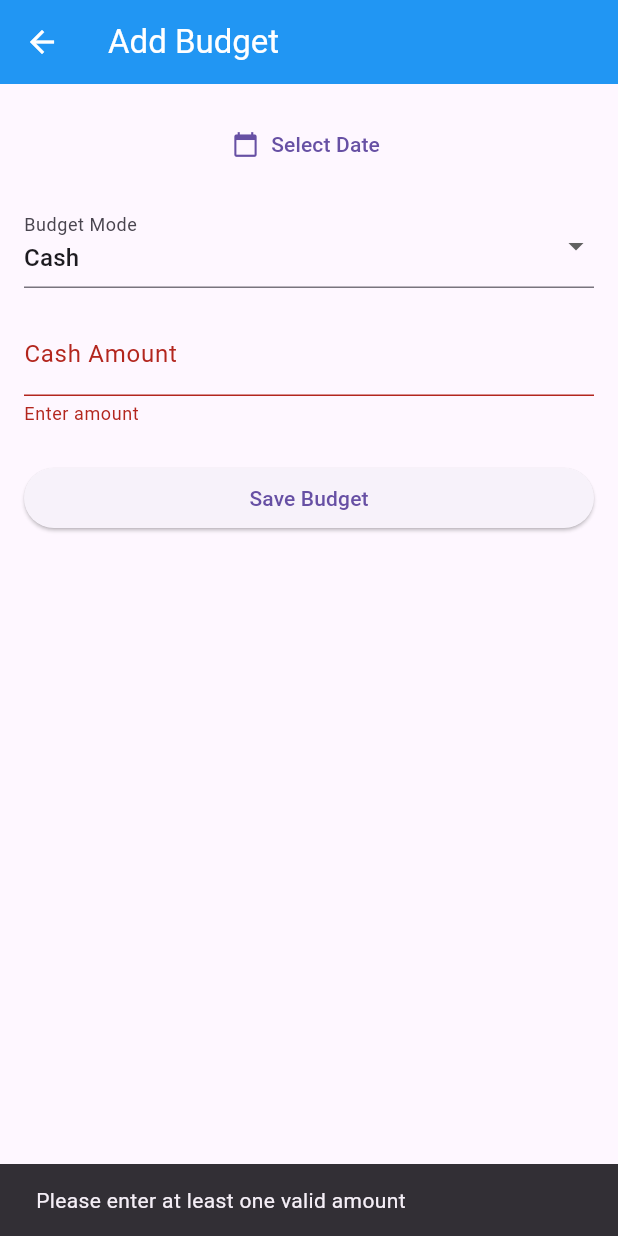
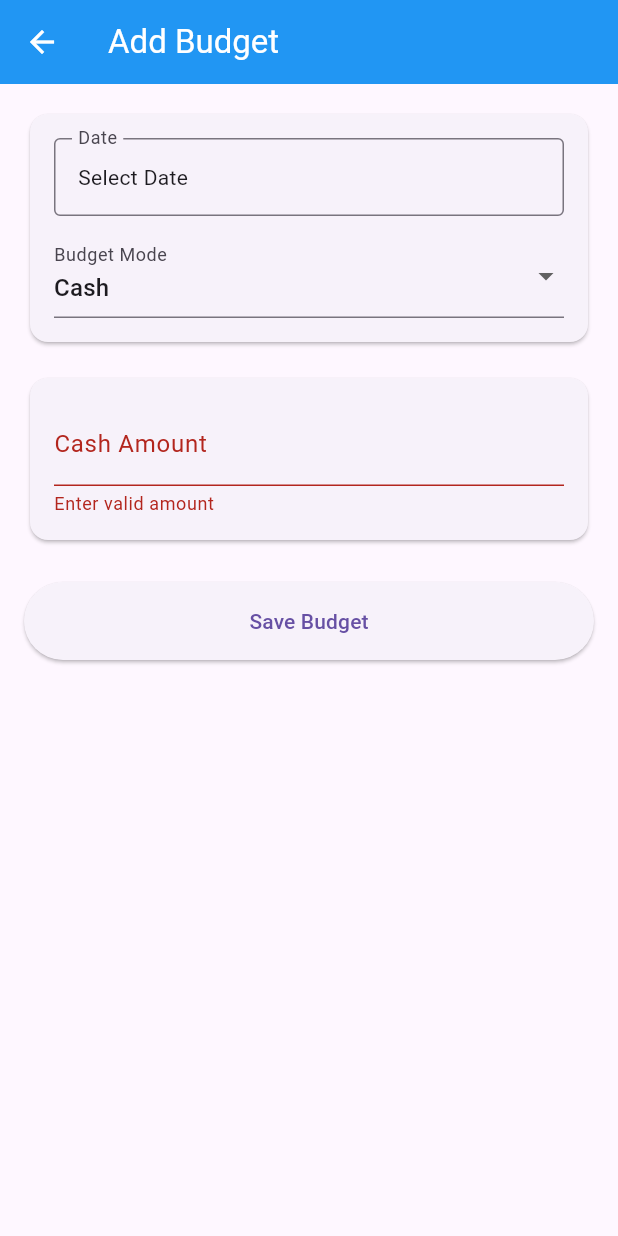
Before and after one commit to kadamharshit/Wallet_Watch, a Flutter app: the AddBudget screen opened by its route, after a tap on "Save Budget", on a phone screen of 412 x 824 dp. Run offline on Flutter 3.47's test engine with Material 3 defaults, Android fonts, the phone set to English and light mode, and no system bars; our stand-ins replace fl_chart, shared_preferences, sqflite, supabase_flutter; accounts and stored records are empty.

Commit message:
UI Enhancement

```diff
--- a/lib/features/budget/add_budget.dart
+++ b/lib/features/budget/add_budget.dart
@@ -2,7 +2,6 @@ import 'dart:io';
 import 'package:uuid/uuid.dart';
 import 'package:flutter/material.dart';
 import 'package:intl/intl.dart';
-import 'package:sqflite/sqflite.dart';
 import 'package:supabase_flutter/supabase_flutter.dart';
 import 'package:walletwatch/services/expense_database.dart';
 
@@ -16,8 +15,10 @@ class AddBudget extends StatefulWidget {
 class _AddBudgetState extends State<AddBudget> {
   final _formKey = GlobalKey<FormState>();
   final _cashAmountController = TextEditingController();
+
   String? _selectedDate;
-  String? _mode = 'Cash';
+  String _mode = 'Cash';
+
   final List<Map<String, dynamic>> _bankInputs = [];
 
   @override
@@ -37,6 +38,29 @@ class _AddBudgetState extends State<AddBudget> {
     });
   }
 
+  void _removeBankField(int index) {
+    if (_bankInputs.length == 1) return;
+    setState(() {
+      _bankInputs.removeAt(index);
+    });
+  }
+
+  double get _onlineTotal {
+    double sum = 0.0;
+    for (var bank in _bankInputs) {
+      sum += double.tryParse(bank['amount'].text) ?? 0.0;
+    }
+    return sum;
+  }
+
+  bool _hasDuplicateBanks() {
+    final names = _bankInputs
+        .map((b) => b['bank'].text.trim().toLowerCase())
+        .where((name) => name.isNotEmpty)
+        .toList();
+    return names.length != names.toSet().length;
+  }
+
   Future<void> _pickDate() async {
     final picked = await showDatePicker(
       context: context,
@@ -54,7 +78,6 @@ class _AddBudgetState extends State<AddBudget> {
   Future<void> _saveBudget() async {
     final supabase = Supabase.instance.client;
     final user = supabase.auth.currentUser;
-    final newUuid = const Uuid().v4();
 
     if (user == null) {
       ScaffoldMessenger.of(
@@ -63,84 +86,89 @@ class _AddBudgetState extends State<AddBudget> {
       return;
     }
 
+    if (_mode == 'Online' && _hasDuplicateBanks()) {
+      ScaffoldMessenger.of(context).showSnackBar(
+        const SnackBar(content: Text("Duplicate bank names are not allowed")),
+      );
+      return;
+    }
+
     final date =
         _selectedDate ?? DateFormat('yyyy-MM-dd').format(DateTime.now());
+
     bool entrySaved = false;
 
     try {
       if (_mode == 'Cash') {
-        if (_formKey.currentState!.validate()) {
+        if (!_formKey.currentState!.validate()) return;
+
         final amount = double.tryParse(_cashAmountController.text) ?? 0.0;
-          if (amount > 0) {
-            final newUuid = const Uuid().v4();
-            final localData = {
-              'uuid': newUuid,
+        if (amount <= 0) return;
+
+        final uuid = const Uuid().v4();
+
+        final localId = await DatabaseHelper.instance.insertBudget({
+          'uuid': uuid,
           'date': date,
           'mode': 'Cash',
           'total': amount,
           'bank': '',
           'synced': 0,
           'supabase_id': null,
-            };
-            final localld = await DatabaseHelper.instance.insertBudget(
-              localData,
-            );
+        });
 
         if (await _hasInternetConnection()) {
           final response = await supabase
               .from('budgets')
               .insert({
-                    'uuid': newUuid,
+                'uuid': uuid,
                 'user_id': user.id,
                 'date': date,
                 'mode': 'Cash',
                 'total': amount,
-                    'category': null,
               })
               .select('id')
               .single();
-              final supabaseId = response['id'] as int;
-              await DatabaseHelper.instance.updateBudget(localld, {
-                'supabase_id': supabaseId,
+
+          await DatabaseHelper.instance.updateBudget(localId, {
+            'supabase_id': response['id'],
             'synced': 1,
           });
         }
 
         entrySaved = true;
+      } else {
+        bool valid = true;
+        for (var b in _bankInputs) {
+          final key = b['amountKey'] as GlobalKey<FormFieldState>;
+          if (!(key.currentState?.validate() ?? false)) {
+            valid = false;
           }
         }
-      } else {
-        bool allValid = true;
-        for (var bankInput in _bankInputs) {
-          final fieldKey = bankInput['amountKey'] as GlobalKey<FormFieldState>;
-          if (!(fieldKey.currentState?.validate() ?? false)) {
-            allValid = false;
-          }
-        }
-        if (!allValid) return;
+        if (!valid) return;
 
-        for (var bankInput in _bankInputs) {
-          final bankName = bankInput['bank'].text.trim();
-          final amount = double.tryParse(bankInput['amount'].text) ?? 0.0;
-          if (amount > 0) {
-            final localData = {
-              'uuid': newUuid,
+        for (var b in _bankInputs) {
+          final bankName = b['bank'].text.trim();
+          final amount = double.tryParse(b['amount'].text) ?? 0.0;
+          if (amount <= 0) continue;
+
+          final uuid = const Uuid().v4();
+
+          final localId = await DatabaseHelper.instance.insertBudget({
+            'uuid': uuid,
             'date': date,
             'mode': 'Online',
             'total': amount,
             'bank': bankName,
             'synced': 0,
             'supabase_id': null,
-            };
-            final localId = await DatabaseHelper.instance.insertBudget(
-              localData,
-            );
+          });
 
           if (await _hasInternetConnection()) {
             final response = await supabase
                 .from('budgets')
                 .insert({
-                    'uuid': newUuid,
+                  'uuid': uuid,
                   'user_id': user.id,
                   'date': date,
                   'mode': 'Online',
@@ -150,9 +178,8 @@ class _AddBudgetState extends State<AddBudget> {
                 .select('id')
                 .single();
 
-              final supabaseId = response['id'] as int;
             await DatabaseHelper.instance.updateBudget(localId, {
-                'supabase_id': supabaseId,
+              'supabase_id': response['id'],
               'synced': 1,
             });
           }
@@ -160,39 +187,33 @@ class _AddBudgetState extends State<AddBudget> {
           entrySaved = true;
         }
       }
-      }
 
       if (entrySaved) {
         ScaffoldMessenger.of(context).showSnackBar(
-          const SnackBar(
-            content: Text("Budget entry saved (Synced if online) ✅"),
-          ),
+          const SnackBar(content: Text("Budget saved successfully ✅")),
         );
         Navigator.pop(context);
       } else {
         ScaffoldMessenger.of(context).showSnackBar(
-          const SnackBar(
-            content: Text("Please enter at least one valid amount"),
-          ),
+          const SnackBar(content: Text("Enter at least one valid amount")),
         );
       }
-    } catch (error) {
+    } catch (e) {
       ScaffoldMessenger.of(
         context,
-      ).showSnackBar(SnackBar(content: Text("Error saving budget: $error")));
+      ).showSnackBar(SnackBar(content: Text("Error: $e")));
     }
   }
 
   Future<void> _syncPendingBudgets() async {
-    final hasConnection = await _hasInternetConnection();
-    if (!hasConnection) return;
+    if (!await _hasInternetConnection()) return;
 
     final supabase = Supabase.instance.client;
     final user = supabase.auth.currentUser;
-    final newUuid = const Uuid().v4();
     if (user == null) return;
 
     final unsynced = await DatabaseHelper.instance.getUnsyncedBudgets();
+
     for (final b in unsynced) {
       try {
         final response = await supabase
@@ -203,32 +224,34 @@ class _AddBudgetState extends State<AddBudget> {
               'date': b['date'],
               'mode': b['mode'],
               'total': b['total'],
-              'category': b['bank']?.toString().isEmpty ?? true
-                  ? null
-                  : b['bank'],
-              'created_at': DateTime.now().toIso8601String(),
+              'category': b['bank'],
             })
             .select('id')
             .single();
 
-        final supabaseId = response['id'] as int;
         await DatabaseHelper.instance.updateBudget(b['id'], {
-          'supabase_id': supabaseId,
+          'supabase_id': response['id'],
           'synced': 1,
         });
-      } catch (e) {
-        debugPrint('Budget sync error for ${b['id']}: $e');
-      }
+      } catch (_) {}
     }
   }
 
   Future<bool> _hasInternetConnection() async {
     try {
       final result = await InternetAddress.lookup('example.com');
-      return result.isNotEmpty && result.first.rawAddress.isNotEmpty;
+      return result.isNotEmpty;
     } catch (_) {
       return false;
     }
+  }
+
+  Widget _sectionCard({required Widget child}) {
+    return Card(
+      elevation: 1,
+      shape: RoundedRectangleBorder(borderRadius: BorderRadius.circular(12)),
+      child: Padding(padding: const EdgeInsets.all(16), child: child),
+    );
   }
 
   Widget _buildOnlineBankField() {
@@ -236,28 +259,38 @@ class _AddBudgetState extends State<AddBudget> {
       children: [
         ..._bankInputs.asMap().entries.map((entry) {
           final index = entry.key;
-          final controllers = entry.value;
+          final c = entry.value;
 
           return Column(
             children: [
-              TextFormField(
-                controller: controllers['bank'],
-                decoration: const InputDecoration(
-                  labelText: 'Bank Name (optional)',
+              Row(
+                children: [
+                  Expanded(
+                    child: TextFormField(
+                      controller: c['bank'],
+                      decoration: const InputDecoration(labelText: 'Bank Name'),
                     ),
                   ),
+                  if (_bankInputs.length > 1)
+                    IconButton(
+                      icon: const Icon(Icons.delete_outline, color: Colors.red),
+                      onPressed: () => _removeBankField(index),
+                    ),
+                ],
+              ),
               TextFormField(
-                key: controllers['amountKey'],
-                controller: controllers['amount'],
+                key: c['amountKey'],
+                controller: c['amount'],
+                keyboardType: TextInputType.number,
                 decoration: const InputDecoration(labelText: 'Amount'),
-                keyboardType: TextInputType.number,
                 validator: (val) {
-                  if (val == null || val.isEmpty) return 'Enter amount';
-                  final amount = double.tryParse(val);
-                  if (amount == null || amount <= 0)
-                    return 'Enter valid amount > 0';
+                  final amount = double.tryParse(val ?? '');
+                  if (amount == null || amount <= 0) {
+                    return 'Enter valid amount';
+                  }
                   return null;
                 },
+                onChanged: (_) => setState(() {}),
               ),
               const Divider(),
             ],
@@ -277,58 +310,93 @@ class _AddBudgetState extends State<AddBudget> {
     return Scaffold(
       appBar: AppBar(
         title: const Text('Add Budget'),
-        leading: IconButton(
-          onPressed: () => Navigator.pop(context),
-          icon: const Icon(Icons.arrow_back),
-        ),
         backgroundColor: Colors.blue,
         foregroundColor: Colors.white,
       ),
       body: Padding(
-        padding: const EdgeInsets.all(16.0),
+        padding: const EdgeInsets.all(16),
         child: Form(
           key: _formKey,
           child: ListView(
             children: [
-              TextButton.icon(
-                onPressed: _pickDate,
-                icon: const Icon(Icons.calendar_today),
-                label: Text(_selectedDate ?? 'Select Date'),
+              _sectionCard(
+                child: Column(
+                  children: [
+                    InkWell(
+                      onTap: _pickDate,
+                      child: InputDecorator(
+                        decoration: const InputDecoration(
+                          labelText: 'Date',
+                          border: OutlineInputBorder(),
                         ),
-              const SizedBox(height: 16),
+                        child: Text(_selectedDate ?? 'Select Date'),
+                      ),
+                    ),
+                    const SizedBox(height: 12),
                     DropdownButtonFormField<String>(
                       value: _mode,
                       items: const [
                         DropdownMenuItem(value: 'Cash', child: Text('Cash')),
-                  DropdownMenuItem(value: 'Online', child: Text('Online')),
+                        DropdownMenuItem(
+                          value: 'Online',
+                          child: Text('Online'),
+                        ),
                       ],
-                onChanged: (value) {
-                  setState(() {
-                    _mode = value!;
-                  });
-                },
-                decoration: const InputDecoration(labelText: 'Budget Mode'),
+                      onChanged: (v) => setState(() => _mode = v!),
+                      decoration: const InputDecoration(
+                        labelText: 'Budget Mode',
+                      ),
+                    ),
+                  ],
+                ),
               ),
               const SizedBox(height: 16),
               if (_mode == 'Cash')
-                TextFormField(
+                _sectionCard(
+                  child: TextFormField(
                     controller: _cashAmountController,
                     keyboardType: TextInputType.number,
                     decoration: const InputDecoration(labelText: 'Cash Amount'),
                     validator: (val) {
-                    if (val == null || val.isEmpty) return 'Enter amount';
-                    final amount = double.tryParse(val);
-                    if (amount == null || amount <= 0)
-                      return 'Enter valid amount > 0';
+                      final amount = double.tryParse(val ?? '');
+                      if (amount == null || amount <= 0) {
+                        return 'Enter valid amount';
+                      }
                       return null;
                     },
+                  ),
                 )
               else
-                _buildOnlineBankField(),
+                _sectionCard(child: _buildOnlineBankField()),
+              if (_mode == 'Online')
+                Container(
+                  margin: const EdgeInsets.only(top: 12),
+                  padding: const EdgeInsets.all(16),
+                  decoration: BoxDecoration(
+                    color: Colors.blue.shade50,
+                    borderRadius: BorderRadius.circular(12),
+                  ),
+                  child: Row(
+                    children: [
+                      const Text('Total Budget'),
+                      const Spacer(),
+                      Text(
+                        '₹${_onlineTotal.toStringAsFixed(2)}',
+                        style: const TextStyle(
+                          fontWeight: FontWeight.bold,
+                          fontSize: 18,
+                        ),
+                      ),
+                    ],
+                  ),
+                ),
               const SizedBox(height: 24),
-              ElevatedButton(
+              SizedBox(
+                height: 52,
+                child: ElevatedButton(
                   onPressed: _saveBudget,
                   child: const Text('Save Budget'),
+                ),
               ),
             ],
           ),
```
Lines whose indentation alone changed are shown as unchanged.
